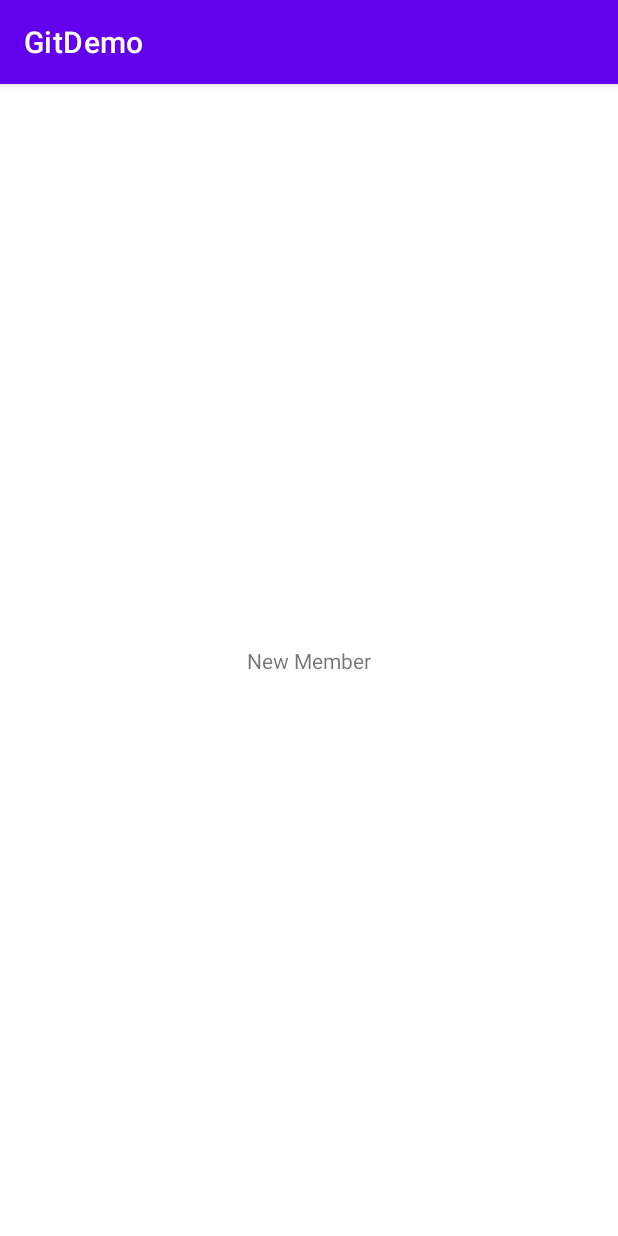
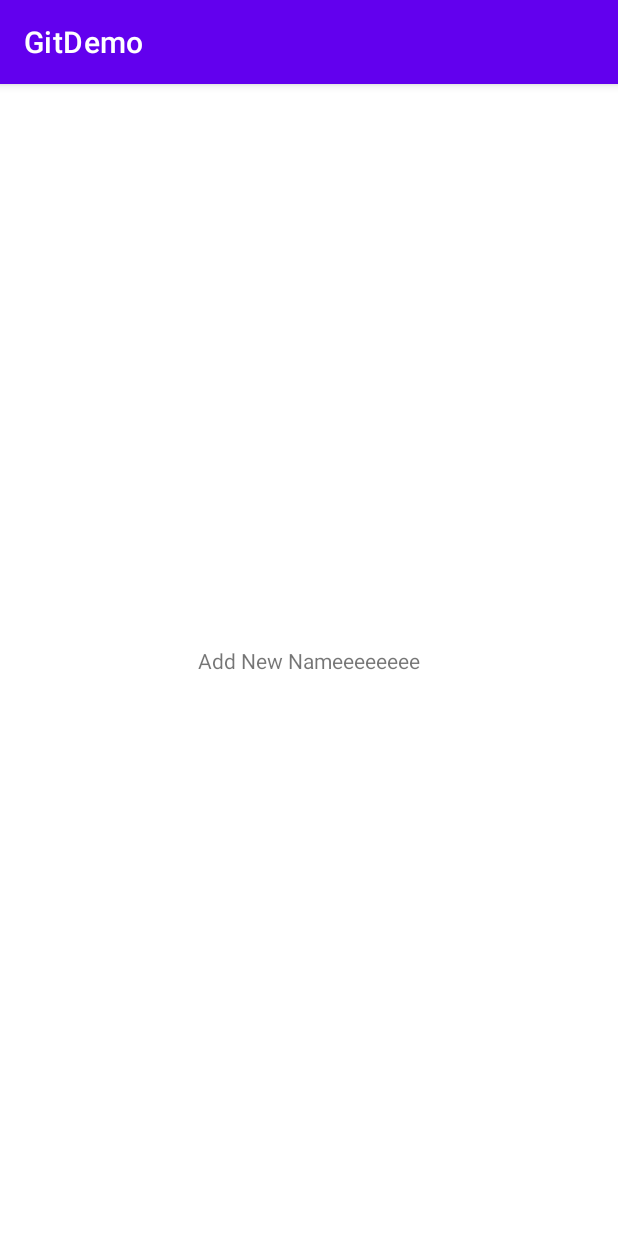
Before and after one commit to sandeepindigis/GitDemo, an Android app: the screen it shows after launch (MainActivity), on a phone screen of 412 x 824 dp. Run offline under Robolectric (Android 15) with nearby library versions, the phone set to English and light mode, and no system bars.

Commit message:
add new nameeeeee

```diff
--- a/app/src/main/java/com/example/gitdemo/MainActivity.java
+++ b/app/src/main/java/com/example/gitdemo/MainActivity.java
@@ -18,6 +18,7 @@ public class MainActivity extends AppCompatActivity {
         tv.setText("Twinkal");
         tv.setText("Titu");
         tv.setText("New Member");
+        tv.setText("Add New Nameeeeeeee");
         /*tv.setText("Lala");
         tv.setText("Nikki");
         tv.setText("Khudal");
```
